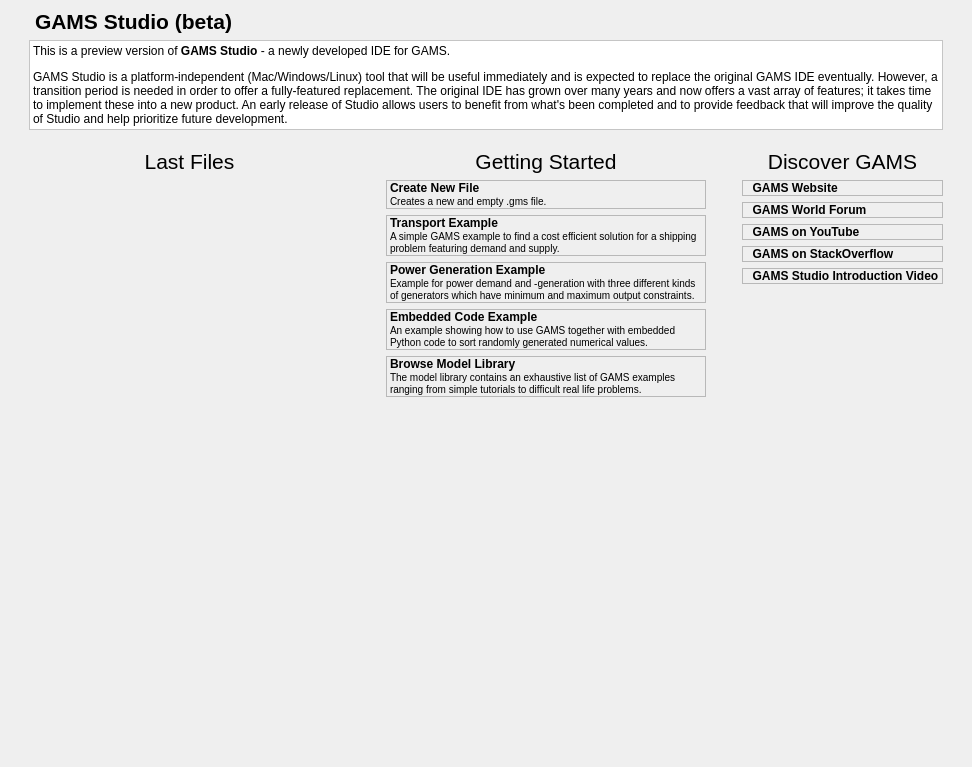
Before: the Qt Designer form src/welcomepage.ui in GAMS-dev/studio, drawn with Qt 5.
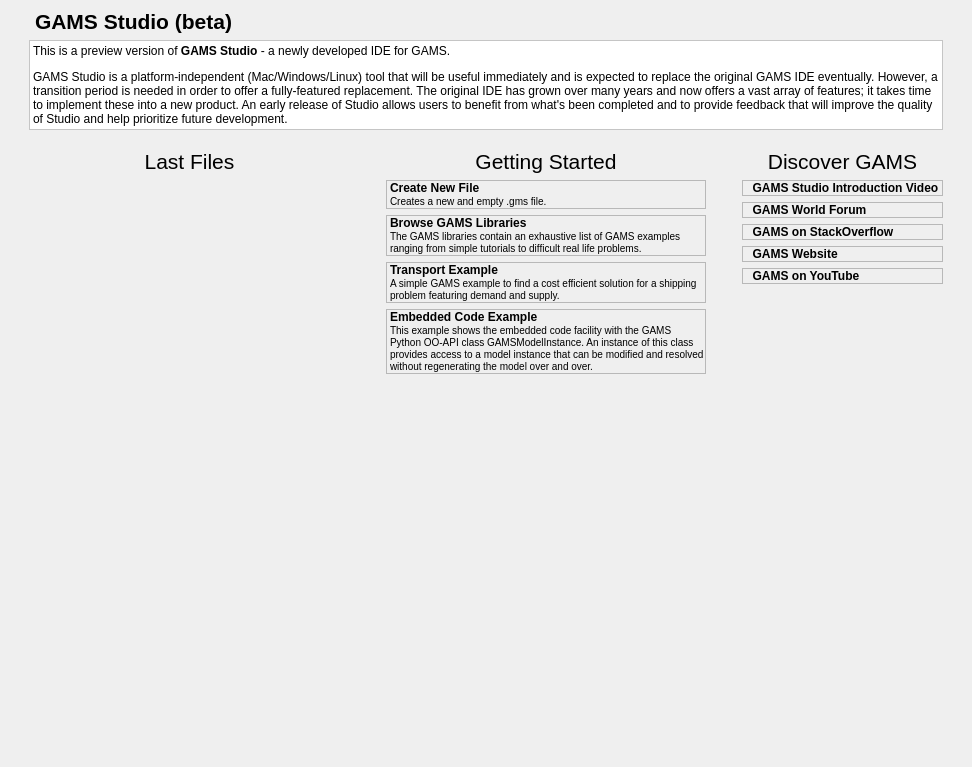
After: the same form once the commit is applied. Icons and pictures are not drawn. Custom widgets are drawn as their Qt base class.

Commit message: restructuring of wp

The edit to the form file:
```diff
--- a/src/welcomepage.ui
+++ b/src/welcomepage.ui
@@ -309,7 +309,7 @@
              <rect>
               <x>0</x>
               <y>0</y>
-              <width>270</width>
+              <width>284</width>
               <height>531</height>
              </rect>
             </property>
@@ -371,6 +371,31 @@
                  </property>
                 </widget>
                </item>
+               <item>
+                <widget class="gams::studio::WpLabel" name="label_browseLib">
+                 <property name="mouseTracking">
+                  <bool>true</bool>
+                 </property>
+                 <property name="frameShape">
+                  <enum>QFrame::StyledPanel</enum>
+                 </property>
+                 <property name="frameShadow">
+                  <enum>QFrame::Plain</enum>
+                 </property>
+                 <property name="text">
+                  <string>&lt;html&gt;&lt;head/&gt;&lt;body&gt;&lt;p&gt;&lt;span style=&quot; font-weight:600;&quot;&gt;Browse GAMS Libraries&lt;/span&gt;&lt;br/&gt;&lt;span style=&quot; font-size:small;&quot;&gt;The GAMS libraries contain an exhaustive list of GAMS examples ranging from simple tutorials to difficult real life problems.&lt;/span&gt;&lt;/p&gt;&lt;/body&gt;&lt;/html&gt;</string>
+                 </property>
+                 <property name="wordWrap">
+                  <bool>true</bool>
+                 </property>
+                 <property name="margin">
+                  <number>8</number>
+                 </property>
+                 <property name="action" stdset="0">
+                  <string>browseModLib</string>
+                 </property>
+                </widget>
+               </item>
                <item>
                 <widget class="gams::studio::WpLabel" name="label_trnsport">
                  <property name="sizePolicy">
@@ -399,28 +424,6 @@
                  </property>
                 </widget>
                </item>
-               <item>
-                <widget class="gams::studio::WpLabel" name="label_magic">
-                 <property name="frameShape">
-                  <enum>QFrame::StyledPanel</enum>
-                 </property>
-                 <property name="frameShadow">
-                  <enum>QFrame::Plain</enum>
-                 </property>
-                 <property name="text">
-                  <string>&lt;html&gt;&lt;head/&gt;&lt;body&gt;&lt;p&gt;&lt;span style=&quot; font-weight:600;&quot;&gt;Power Generation Example&lt;/span&gt;&lt;br/&gt;&lt;small&gt;Example for power demand and -generation with three different kinds of generators which have minimum and maximum output constraints.&lt;/small&gt;&lt;/p&gt;&lt;/body&gt;&lt;/html&gt;</string>
-                 </property>
-                 <property name="wordWrap">
-                  <bool>true</bool>
-                 </property>
-                 <property name="margin">
-                  <number>8</number>
-                 </property>
-                 <property name="modlib" stdset="0">
-                  <string>magic</string>
-                 </property>
-                </widget>
-               </item>
                <item>
                 <widget class="gams::studio::WpLabel" name="label_embeddedSort">
                  <property name="frameShape">
@@ -430,7 +433,7 @@
                   <enum>QFrame::Plain</enum>
                  </property>
                  <property name="text">
-                  <string>&lt;html&gt;&lt;head/&gt;&lt;body&gt;&lt;p&gt;&lt;span style=&quot; font-weight:600;&quot;&gt;Embedded Code Example&lt;/span&gt;&lt;br/&gt;&lt;span style=&quot; font-size:small;&quot;&gt;An example showing how to use GAMS together with embedded Python code to sort randomly generated numerical values.&lt;/span&gt;&lt;/p&gt;&lt;/body&gt;&lt;/html&gt;</string>
+                  <string>&lt;html&gt;&lt;head/&gt;&lt;body&gt;&lt;p&gt;&lt;span style=&quot; font-weight:600;&quot;&gt;Embedded Code Example&lt;/span&gt;&lt;br/&gt;&lt;small&gt;This example shows the embedded code facility with the GAMS Python OO-API class GAMSModelInstance. An instance of this class provides access to a model instance that can be modified and resolved without regenerating the model over and over.&lt;/span&gt;&lt;/p&gt;&lt;/body&gt;&lt;/html&gt;</string>
                  </property>
                  <property name="wordWrap">
                   <bool>true</bool>
@@ -439,32 +442,7 @@
                   <number>8</number>
                  </property>
                  <property name="modlib" stdset="0">
-                  <string>embeddedSort</string>
-                 </property>
-                </widget>
-               </item>
-               <item>
-                <widget class="gams::studio::WpLabel" name="label_browseLib">
-                 <property name="mouseTracking">
-                  <bool>true</bool>
-                 </property>
-                 <property name="frameShape">
-                  <enum>QFrame::StyledPanel</enum>
-                 </property>
-                 <property name="frameShadow">
-                  <enum>QFrame::Plain</enum>
-                 </property>
-                 <property name="text">
-                  <string>&lt;html&gt;&lt;head/&gt;&lt;body&gt;&lt;p&gt;&lt;span style=&quot; font-weight:600;&quot;&gt;Browse Model Library&lt;/span&gt;&lt;br/&gt;&lt;small&gt;The model library contains an exhaustive list of GAMS examples ranging from simple tutorials to difficult real life problems.&lt;/small&gt;&lt;/p&gt;&lt;/body&gt;&lt;/html&gt;</string>
-                 </property>
-                 <property name="wordWrap">
-                  <bool>true</bool>
-                 </property>
-                 <property name="margin">
-                  <number>8</number>
-                 </property>
-                 <property name="action" stdset="0">
-                  <string>browseModLib</string>
+                  <string>EMBMIEX1</string>
                  </property>
                 </widget>
                </item>
@@ -540,24 +518,15 @@
          <item>
           <layout class="QVBoxLayout" name="vl_linklist">
            <item>
-            <widget class="gams::studio::WpLabel" name="label_documentation">
-             <property name="minimumSize">
-              <size>
-               <width>0</width>
-               <height>0</height>
-              </size>
+            <widget class="gams::studio::WpLabel" name="label_tutvid">
+             <property name="mouseTracking">
+              <bool>true</bool>
              </property>
              <property name="frameShape">
               <enum>QFrame::StyledPanel</enum>
              </property>
-             <property name="frameShadow">
-              <enum>QFrame::Plain</enum>
-             </property>
              <property name="text">
-              <string>&lt;html&gt;&lt;head/&gt;&lt;body&gt;&lt;p&gt;&lt;img src=&quot;:/img/gamsicon_16x16.png&quot;/&gt;&lt;span style=&quot; font-weight:600;&quot;&gt;&amp;nbsp;&amp;nbsp;GAMS Website &lt;/span&gt;&lt;/p&gt;&lt;/body&gt;&lt;/html&gt;</string>
-             </property>
-             <property name="scaledContents">
-              <bool>false</bool>
+              <string>&lt;html&gt;&lt;head/&gt;&lt;body&gt;&lt;img src=&quot;:/img/gamsicon_16x16.png&quot;/&gt;&lt;span style=&quot; font-weight:600;&quot;&gt;&amp;nbsp;&amp;nbsp;GAMS Studio Introduction Video&lt;/span&gt;&lt;/body&gt;&lt;/html&gt;</string>
              </property>
              <property name="margin">
               <number>8</number>
@@ -586,25 +555,6 @@
              </property>
             </widget>
            </item>
-           <item>
-            <widget class="gams::studio::WpLabel" name="label_gamsyoutube">
-             <property name="frameShape">
-              <enum>QFrame::StyledPanel</enum>
-             </property>
-             <property name="frameShadow">
-              <enum>QFrame::Plain</enum>
-             </property>
-             <property name="text">
-              <string>&lt;html&gt;&lt;head/&gt;&lt;body&gt;&lt;p&gt;&lt;img src=&quot;:/img/gamsicon_16x16.png&quot;/&gt;&lt;span style=&quot; font-weight:600;&quot;&gt;&amp;nbsp;&amp;nbsp;GAMS on YouTube&lt;/span&gt;&lt;/p&gt;&lt;/body&gt;&lt;/html&gt;</string>
-             </property>
-             <property name="margin">
-              <number>8</number>
-             </property>
-             <property name="link" stdset="0">
-              <string>https://www.youtube.com/user/GAMSLessons</string>
-             </property>
-            </widget>
-           </item>
            <item>
             <widget class="gams::studio::WpLabel" name="label_stackoverflow">
              <property name="sizePolicy">
@@ -640,21 +590,46 @@
             </widget>
            </item>
            <item>
-            <widget class="gams::studio::WpLabel" name="label_tutvid">
-             <property name="mouseTracking">
-              <bool>true</bool>
+            <widget class="gams::studio::WpLabel" name="label_documentation">
+             <property name="minimumSize">
+              <size>
+               <width>0</width>
+               <height>0</height>
+              </size>
              </property>
              <property name="frameShape">
               <enum>QFrame::StyledPanel</enum>
              </property>
+             <property name="frameShadow">
+              <enum>QFrame::Plain</enum>
+             </property>
              <property name="text">
-              <string>&lt;html&gt;&lt;head/&gt;&lt;body&gt;&lt;img src=&quot;:/img/gamsicon_16x16.png&quot;/&gt;&lt;span style=&quot; font-weight:600;&quot;&gt;&amp;nbsp;&amp;nbsp;GAMS Studio Introduction Video&lt;/span&gt;&lt;/body&gt;&lt;/html&gt;</string>
+              <string>&lt;html&gt;&lt;head/&gt;&lt;body&gt;&lt;p&gt;&lt;img src=&quot;:/img/gamsicon_16x16.png&quot;/&gt;&lt;span style=&quot; font-weight:600;&quot;&gt;&amp;nbsp;&amp;nbsp;GAMS Website &lt;/span&gt;&lt;/p&gt;&lt;/body&gt;&lt;/html&gt;</string>
              </property>
              <property name="margin">
               <number>8</number>
              </property>
              <property name="link" stdset="0">
-              <string>https://www.youtube.com/watch?v=ZZ5LpwO-An4</string>
+              <string>https://www.gams.com/</string>
+             </property>
+            </widget>
+           </item>
+           <item>
+            <widget class="gams::studio::WpLabel" name="label_gamsyoutube">
+             <property name="frameShape">
+              <enum>QFrame::StyledPanel</enum>
+             </property>
+             <property name="frameShadow">
+              <enum>QFrame::Plain</enum>
+             </property>
+             <property name="text">
+              <string>&lt;html&gt;&lt;head/&gt;&lt;body&gt;&lt;p&gt;&lt;img src=&quot;:/img/gamsicon_16x16.png&quot;/&gt;&lt;span style=&quot; font-weight:600;&quot;&gt;&amp;nbsp;&amp;nbsp;GAMS on YouTube&lt;/span&gt;&lt;/p&gt;&lt;/body&gt;&lt;/html&gt;</string>
+             </property>
+             <property name="margin">
+              <number>8</number>
+             </property>
+             <property name="link" stdset="0">
+              <string>https://www.youtube.com/user/GAMSLessons</string>
              </property>
             </widget>
            </item>
```
Left out of the diff: 23 changed lines with no effect on the pictures. The commit also changes 1 other file.
